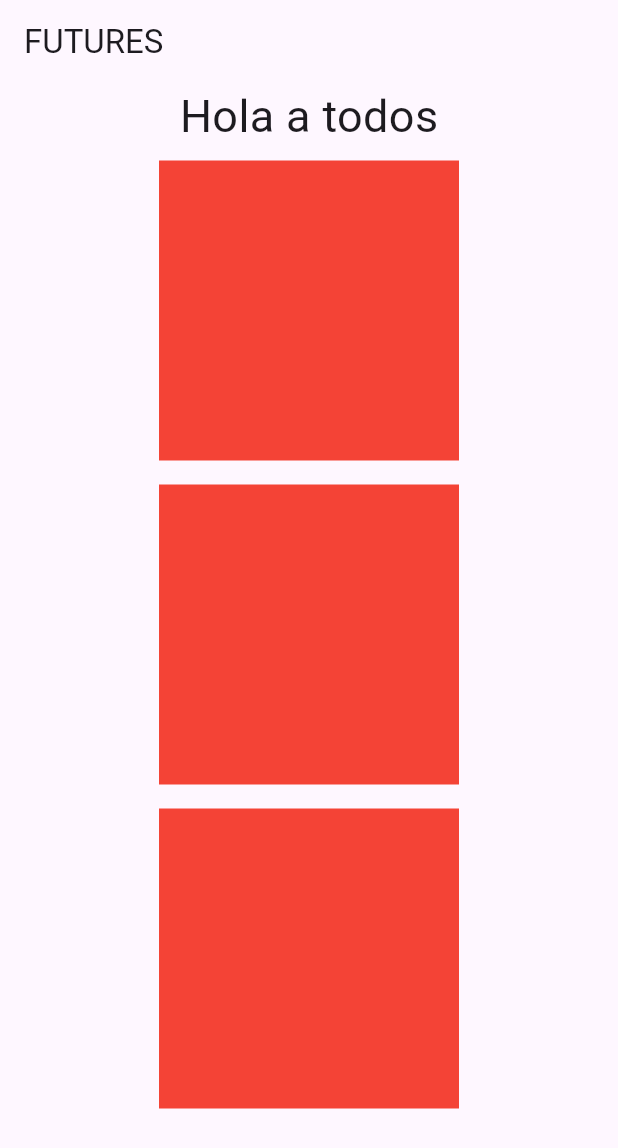
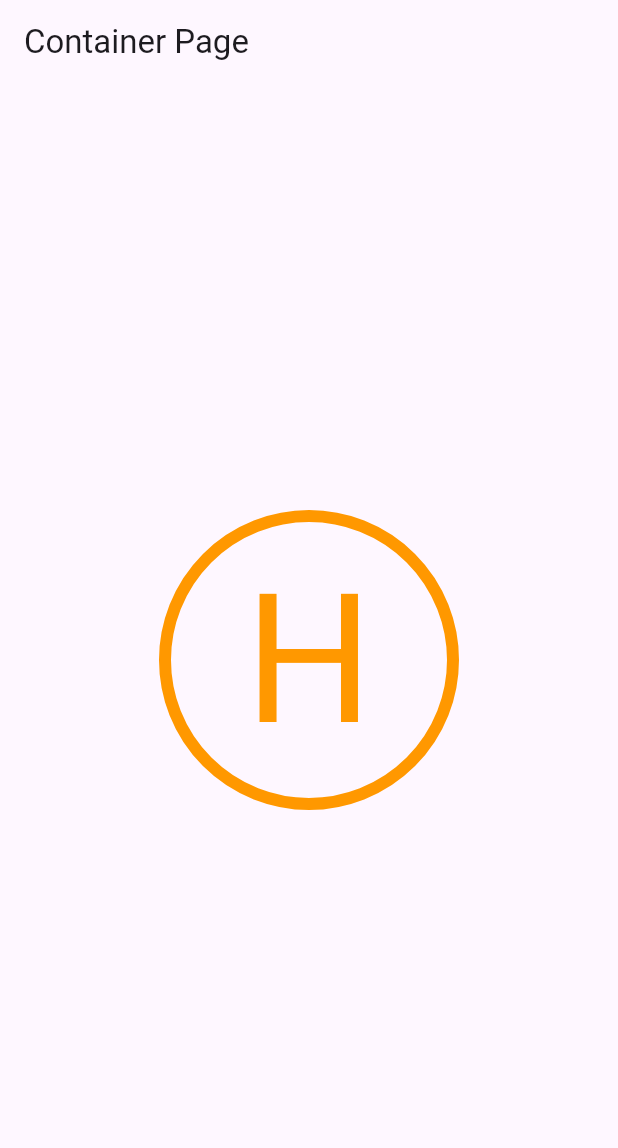
Before and after one commit to AlberthRuiz/future_flutter, a Flutter app: the first screen one second after launch, on a phone screen of 412 x 824 dp. Shown: the top 1148 px of the screen. Run offline on Flutter 3.47's test engine with Material 3 defaults, Android fonts, the phone set to English and light mode, and no system bars.

Commit message:
avion estacionamiento

```diff
--- a/lib/main.dart
+++ b/lib/main.dart
@@ -1,9 +1,11 @@
 import 'package:flutter/material.dart';
-import 'package:futuresg7/pages/home_page.dart';
+import 'package:futuresg7/pages/container_page.dart';
 
 void main() {
-  runApp(MaterialApp(
-    home: HomePage(),
-    debugShowCheckedModeBanner: false,
-  ));
+  runApp(
+    MaterialApp(
+      home: ContainerPage(),
+      debugShowCheckedModeBanner: false,
+    ),
+  );
 }
--- /dev/null
+++ b/lib/pages/container_page.dart
@@ -0,0 +1,39 @@
+import 'package:flutter/material.dart';
+
+class ContainerPage extends StatelessWidget {
+  @override
+  Widget build(BuildContext context) {
+    return Scaffold(
+      appBar: AppBar(
+        title: Text("Container Page"),
+      ),
+      body: Center(
+        child: Column(
+          mainAxisAlignment: MainAxisAlignment.center,
+          children: [
+            Container(
+              width: 200,
+              height: 200,
+              alignment: Alignment.center,
+              decoration: BoxDecoration(
+                // color: Colors.red,
+                shape: BoxShape.circle,
+                border: Border.all(
+                  color: Colors.orange,
+                  width: 8,
+                ),
+              ),
+              child: Text(
+                "H",
+                style: TextStyle(
+                  fontSize: 120,
+                  color: Colors.orange,
+                ),
+              ),
+            )
+          ],
+        ),
+      ),
+    );
+  }
+}
```
